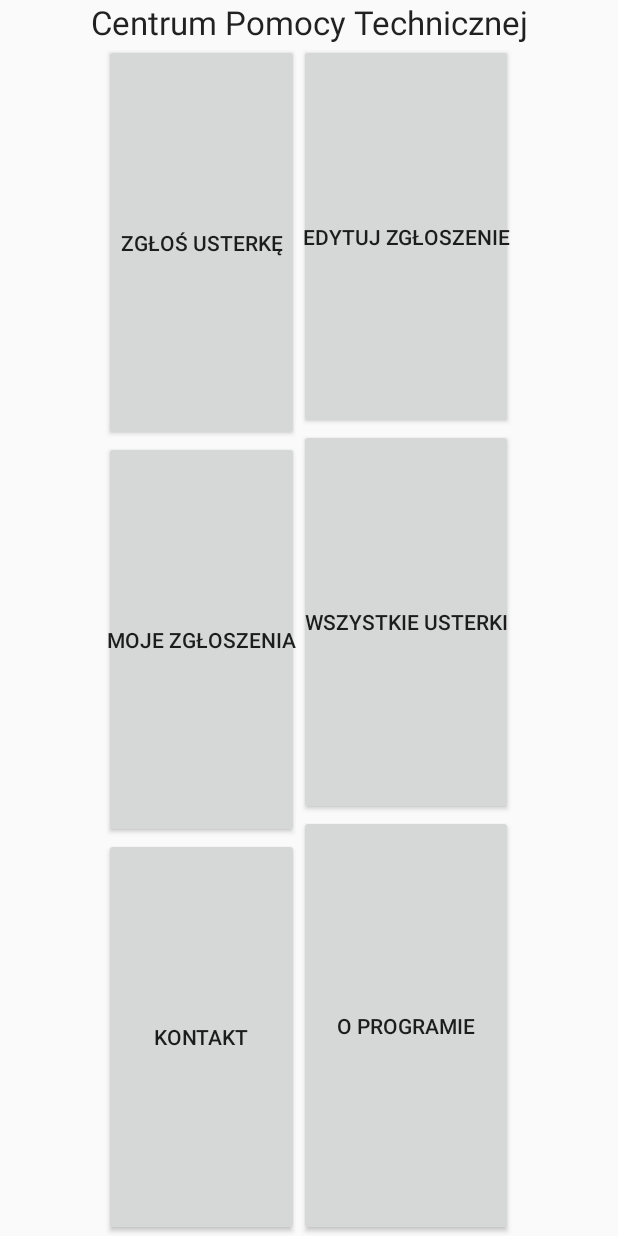
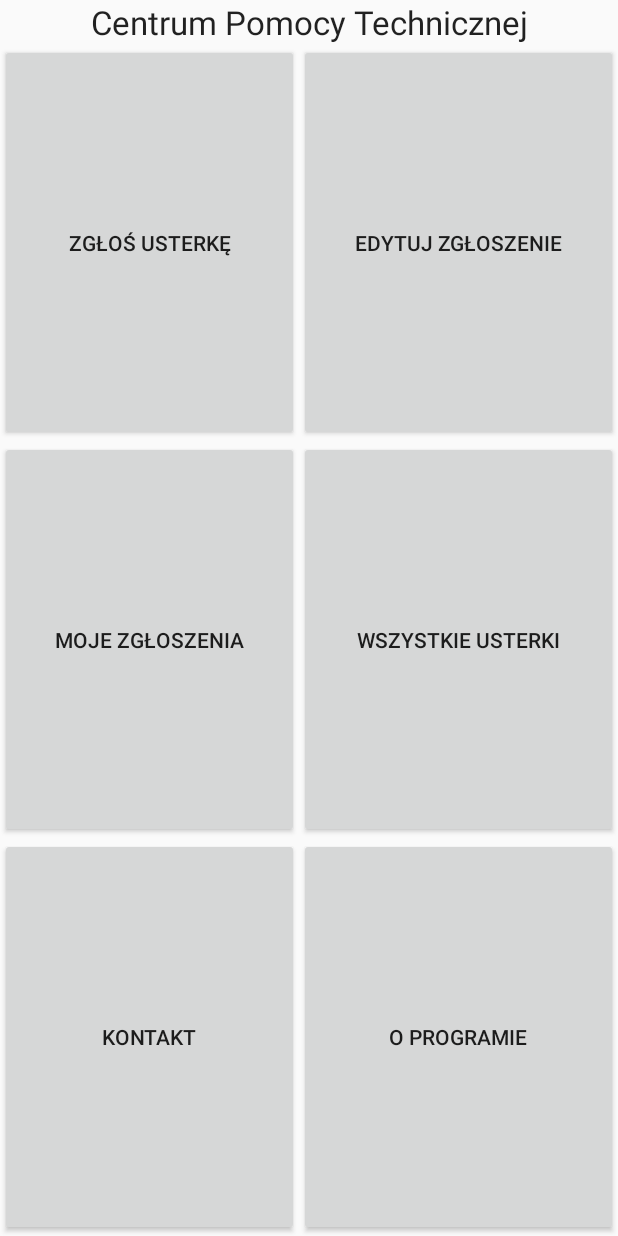
Before and after one commit to makiec7/CPT_MobileApp, an Android app: the layout activity_main.xml on its own in the app's theme, with its tools: preview values and no code run, on a phone screen of 412 x 824 dp. Run offline under Robolectric (Android 15) with nearby library versions, the light colour scheme and no system bars.

Commit message:
wyrównanie buttonów

```diff
--- a/app/src/main/res/layout/activity_main.xml
+++ b/app/src/main/res/layout/activity_main.xml
@@ -31,6 +31,7 @@
             android:layout_width="wrap_content"
             android:layout_height="match_parent"
             android:gravity="center"
+            android:layout_weight="1"
             android:orientation="vertical">
             <Button
                 android:text="Zgłoś usterkę"
@@ -52,17 +53,14 @@
                 android:layout_height="wrap_content"
                 android:id="@+id/btn_contact"
                 android:layout_weight="1"
-                android:padding="3px"
-                android:width="0px" />
+                android:padding="3px" />
         </LinearLayout>
-
         <LinearLayout
             android:id="@+id/menu2"
-            android:layout_below="@+id/app_name_layout"
-            android:layout_toRightOf="@id/menu1"
             android:layout_width="wrap_content"
+            android:layout_height="match_parent"
             android:gravity="center"
-            android:layout_height="match_parent"
+            android:layout_weight="1"
             android:orientation="vertical">
             <Button
                 android:text="Edytuj zgłoszenie"
@@ -83,8 +81,8 @@
                 android:layout_width="match_parent"
                 android:layout_height="wrap_content"
                 android:id="@+id/btn_about"
-                android:layout_weight="1"
-                android:width="0px" />
+                android:padding="3px"
+                android:layout_weight="1" />
         </LinearLayout>
      </LinearLayout>
 </RelativeLayout>
```
